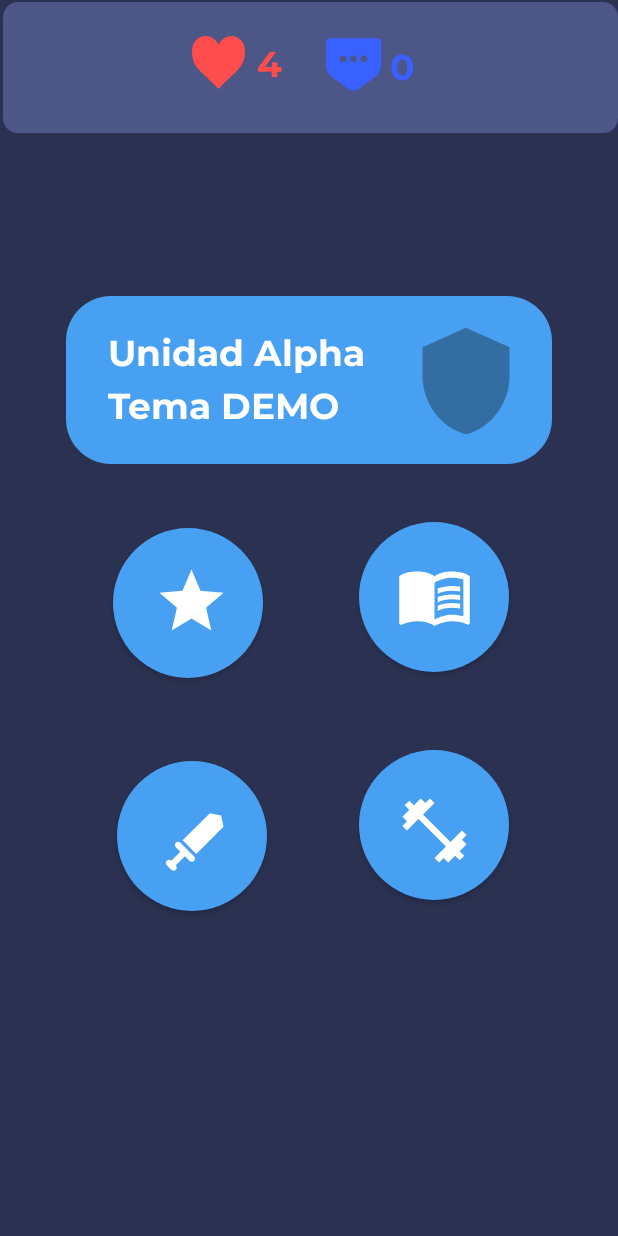
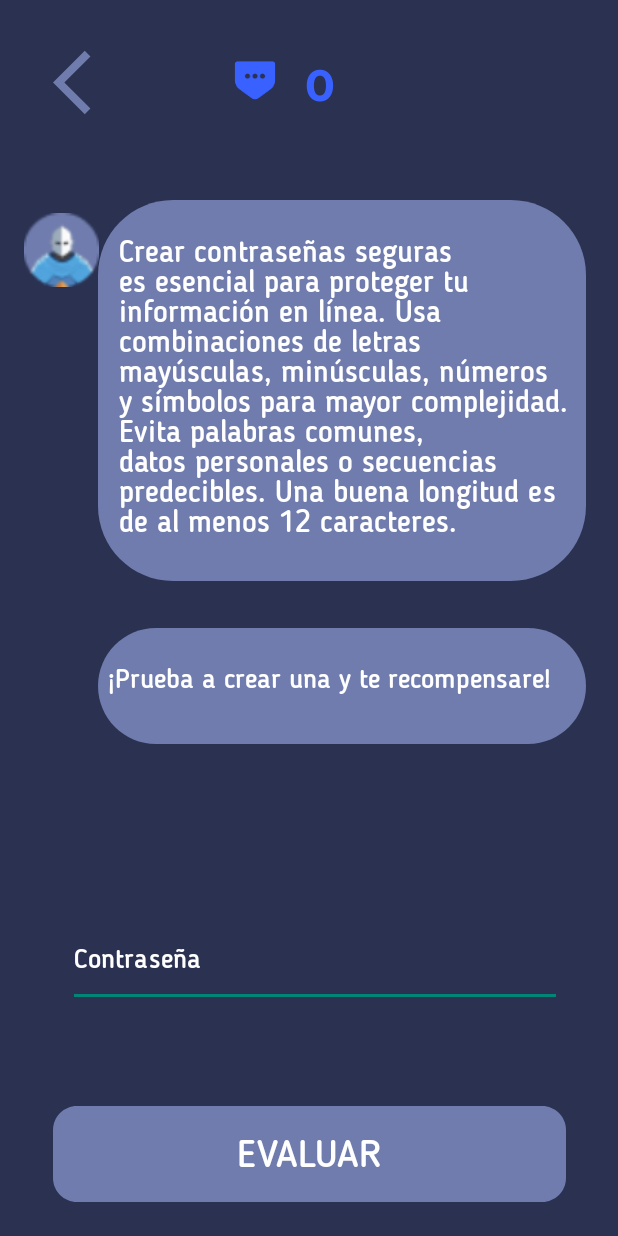
Before and after one commit to PepeDev26/NetKnights-Learning, an Android app built with Jetpack Compose: the screen it shows after launch (MainActivity before the commit, ActividadContrasena after it), after a tap on an icon or button, on a phone screen of 412 x 824 dp. Run offline under Robolectric (Android 15) with nearby library versions, the phone set to English and light mode, and no system bars.

Commit message:
Ultimo commit, se añade la actiivity contraseña y el cierre de la app

```diff
--- /dev/null
+++ b/app/src/main/java/com/pepedev26/netknightslearning/ActividadContrasena.kt
@@ -0,0 +1,62 @@
+package com.pepedev26.netknightslearning
+
+import android.app.Activity
+import android.content.Intent
+import android.os.Bundle
+import android.widget.Button
+import android.widget.EditText
+import android.widget.TextView
+import android.widget.Toast
+import android.widget.ImageView
+import androidx.activity.ComponentActivity
+import androidx.activity.enableEdgeToEdge
+
+class ActividadContrasena : ComponentActivity() {
+    override fun onCreate(savedInstanceState: Bundle?) {
+        super.onCreate(savedInstanceState)
+        enableEdgeToEdge()
+        setContentView(R.layout.act_contrasena)
+
+        val botonVolver = findViewById<ImageView>(R.id.botonVolver)
+        val editTextText2 = findViewById<EditText>(R.id.editTextText2)
+        val botonEvaluar = findViewById<Button>(R.id.botonEvaluar)
+        val puntosTextView = findViewById<TextView>(R.id.puntos)
+
+        botonEvaluar.setOnClickListener {
+            val contrasena = editTextText2.text.toString()
+            val puntuacion = evaluarContrasena(contrasena)
+            GameManager.puntos += puntuacion
+            puntosTextView.text = GameManager.puntos.toString()
+            Toast.makeText(this, "Puntuación: $puntuacion", Toast.LENGTH_SHORT).show()
+        }
+
+        botonVolver.setOnClickListener {
+            val resultIntent = Intent()
+            resultIntent.putExtra("puntos", GameManager.puntos)
+            setResult(Activity.RESULT_OK, resultIntent)
+            finish()
+        }
+    }
+
+    fun evaluarContrasena(contrasena: String): Int {
+        var puntuacion = 0
+
+        if (contrasena == "123456") puntuacion = 0
+        if (contrasena == "contraseñä") puntuacion = 0
+        if (contrasena == "llevalatararaunvestidoblancollenodecascabeles") puntuacion += 28 //Easter egg hacia la antigua contraseña del andared
+        if (contrasena.length >= 12) puntuacion += 2
+        if (contrasena.any { it.isUpperCase() }) puntuacion += 2
+        if (contrasena.any { it.isLowerCase() }) puntuacion += 2
+        if (contrasena.any { it.isDigit() }) puntuacion += 2
+        if (contrasena.any { !it.isLetterOrDigit() }) puntuacion += 2
+
+        return puntuacion
+    }
+
+    override fun onBackPressed() {
+        val resultIntent = Intent()
+        resultIntent.putExtra("puntos", GameManager.puntos)
+        setResult(Activity.RESULT_OK, resultIntent)
+        super.onBackPressed()
+    }
+}
--- a/app/src/main/java/com/pepedev26/netknightslearning/MainActivity.kt
+++ b/app/src/main/java/com/pepedev26/netknightslearning/MainActivity.kt
@@ -2,10 +2,13 @@ package com.pepedev26.netknightslearning
 
 import LivesObserver
 import PointsObserver
+import android.app.Activity
+import android.app.AlertDialog
 import android.content.Intent
 import android.os.Bundle
 import android.view.LayoutInflater
 import android.widget.Button
+import android.widget.ImageButton
 import android.widget.TextView
 import android.widget.Toast
 import androidx.activity.ComponentActivity
@@ -19,6 +22,8 @@ import androidx.compose.ui.Modifier
 import com.pepedev26.netknightslearning.ui.theme.NetKnightsLearningTheme
 
 class MainActivity : ComponentActivity() {
+    private val REQUEST_CODE = 1
+
     override fun onCreate(savedInstanceState: Bundle?) {
         super.onCreate(savedInstanceState)
         enableEdgeToEdge()
@@ -33,14 +38,22 @@ class MainActivity : ComponentActivity() {
                                     context.startActivity(intent)
                                 }
                                 findViewById<Button>(R.id.button2).setOnClickListener {
-                                    Toast.makeText(context, "Botón 2 presionado", Toast.LENGTH_SHORT).show()
+                                    val intent = Intent(context, ActividadContrasena::class.java)
+                                    startActivityForResult(intent, REQUEST_CODE)
                                 }
-                                findViewById<Button>(R.id.button3).setOnClickListener {
-                                    Toast.makeText(context, "Botón 3 presionado", Toast.LENGTH_SHORT).show()
+                                findViewById<ImageButton>(R.id.buttonExit).setOnClickListener {
+                                    AlertDialog.Builder(context).apply {
+                                        setTitle("Confirmación")
+                                        setMessage("¿Estás seguro de que quieres salir?")
+                                        setPositiveButton("Sí") { _, _ ->
+                                            finishAffinity() // Cierra la aplicación
+                                        }
+                                        setNegativeButton("No", null)
+                                        create()
+                                        show()
+                                    }
                                 }
-                                findViewById<Button>(R.id.button4).setOnClickListener {
-                                    Toast.makeText(context, "Botón 4 presionado", Toast.LENGTH_SHORT).show()
-                                }
+
                                 val indicadorVidas = findViewById<TextView>(R.id.indicadorVidas)
                                 indicadorVidas.text = LivesManager.lives.toString()
                                 lifecycle.addObserver(LivesObserver(indicadorVidas))
@@ -53,4 +66,12 @@ class MainActivity : ComponentActivity() {
             }
         }
     }
+
+    override fun onActivityResult(requestCode: Int, resultCode: Int, data: Intent?) {
+        super.onActivityResult(requestCode, resultCode, data)
+        if (requestCode == REQUEST_CODE && resultCode == Activity.RESULT_OK) {
+            val puntos = data?.getIntExtra("puntos", 0) ?: 0
+            findViewById<TextView>(R.id.puntosescudo).text = puntos.toString()
+        }
+    }
 }
--- /dev/null
+++ b/app/src/main/res/drawable/baseline_exit_to_app_24.xml
@@ -0,0 +1,5 @@
+<vector xmlns:android="http://schemas.android.com/apk/res/android" android:autoMirrored="true" android:height="24dp" android:tint="#FFFFFF" android:viewportHeight="24" android:viewportWidth="24" android:width="24dp">
+
+    <path android:fillColor="@android:color/white" android:pathData="M10.09,15.59L11.5,17l5,-5 -5,-5 -1.41,1.41L12.67,11H3v2h9.67l-2.58,2.59zM19,3H5c-1.11,0 -2,0.9 -2,2v4h2V5h14v14H5v-4H3v4c0,1.1 0.89,2 2,2h14c1.1,0 2,-0.9 2,-2V5c0,-1.1 -0.9,-2 -2,-2z"/>
+
+</vector>
--- /dev/null
+++ b/app/src/main/res/drawable/nube.xml
@@ -0,0 +1,18 @@
+<vector
+    xmlns:android="http://schemas.android.com/apk/res/android"
+    xmlns:aapt="http://schemas.android.com/aapt"
+    android:width="325dp"
+    android:height="254dp"
+    android:viewportWidth="325"
+    android:viewportHeight="254"
+    >
+    <group>
+        <clip-path
+            android:pathData="M50 0H275C302.614 0 325 22.3858 325 50V204C325 231.614 302.614 254 275 254H50C22.3858 254 0 231.614 0 204V50C0 22.3858 22.3858 0 50 0Z"
+            />
+        <path
+            android:pathData="M0 0V254H325V0"
+            android:fillColor="#6F7CAD"
+            />
+    </group>
+</vector>
--- /dev/null
+++ b/app/src/main/res/drawable/nube2.xml
@@ -0,0 +1,18 @@
+<vector
+    xmlns:android="http://schemas.android.com/apk/res/android"
+    xmlns:aapt="http://schemas.android.com/aapt"
+    android:width="325dp"
+    android:height="77dp"
+    android:viewportWidth="325"
+    android:viewportHeight="77"
+    >
+    <group>
+        <clip-path
+            android:pathData="M38.5 0H286.5C307.763 0 325 17.237 325 38.5C325 59.763 307.763 77 286.5 77H38.5C17.237 77 0 59.763 0 38.5C0 17.237 17.237 0 38.5 0Z"
+            />
+        <path
+            android:pathData="M0 0V77H325V0"
+            android:fillColor="#6F7CAD"
+            />
+    </group>
+</vector>
--- a/app/src/main/res/drawable/pesta_asup.xml
+++ b/app/src/main/res/drawable/pesta_asup.xml
@@ -12,7 +12,13 @@
             />
         <path
             android:pathData="M0 0V87H412V0"
-            android:fillColor="#4C5788"
+            android:fillColor="#2a3151"
             />
     </group>
+    <path
+        android:pathData="M10 0H402C407.523 0 412 4.47715 412 10V77C412 82.5228 407.523 87 402 87H10C4.47715 87 0 82.5228 0 77V10C0 4.47715 4.47715 0 10 0Z"
+        android:strokeColor="#121936"
+        android:strokeWidth="5"
+        android:fillColor="#2a3151"
+    />
 </vector>
--- /dev/null
+++ b/app/src/main/res/layout/act_contrasena.xml
@@ -0,0 +1,135 @@
+<RelativeLayout
+    xmlns:android="http://schemas.android.com/apk/res/android"
+    xmlns:app="http://schemas.android.com/apk/res-auto"
+    android:id="@+id/android_com"
+    android:layout_width="match_parent"
+    android:layout_height="match_parent"
+    android:clipToOutline="true"
+    android:background="#2A3151">
+
+    <TextView
+        android:id="@+id/puntos"
+        android:layout_width="62dp"
+        android:layout_height="35dp"
+        android:layout_alignParentLeft="true"
+        android:layout_alignParentTop="true"
+        android:layout_marginLeft="203dp"
+        android:layout_marginTop="35dp"
+        android:gravity="top"
+        android:textSize="29dp"
+        android:text="0"
+        android:textAppearance="@style/puntoescudo" />
+
+    <ImageView
+        android:layout_width="40dp"
+        android:layout_height="40dp"
+        android:layout_alignParentTop="true"
+        android:layout_marginLeft="150dp"
+        android:layout_marginTop="34dp"
+        android:src="@drawable/escudopunto" />
+
+    <TextView
+        android:id="@+id/crear_contr"
+        android:layout_width="304.24dp"
+        android:layout_height="231.59dp"
+        android:layout_alignParentLeft="true"
+        android:layout_alignParentTop="true"
+        android:layout_marginLeft="79dp"
+        android:layout_marginTop="155dp"
+        android:elevation="10dp"
+        android:fontFamily="@font/blogger_medium"
+        android:gravity="top"
+        android:text="Crear contraseñas seguras es esencial para proteger tu información en línea. Usa combinaciones de letras mayúsculas, minúsculas, números y símbolos para mayor complejidad. Evita palabras comunes, datos personales o secuencias predecibles. Una buena longitud es de al menos 12 caracteres."
+        android:textColor="#FFFFFF"
+        android:textSize="20sp" />
+
+    <ImageView
+        android:layout_width="325dp"
+        android:layout_height="254dp"
+        android:layout_alignParentTop="true"
+        android:layout_marginLeft="65dp"
+        android:layout_marginTop="133dp"
+        android:src="@drawable/nube" />
+
+    <ImageView
+        android:id="@+id/default_a_k"
+        android:layout_width="82dp"
+        android:layout_height="49dp"
+        android:layout_alignParentLeft="true"
+        android:layout_alignParentTop="true"
+        android:layout_marginLeft="0dp"
+        android:layout_marginTop="142dp"
+        android:src="@drawable/sirsudoavatar" />
+
+    <ImageView
+        android:id="@+id/default_a_k2"
+        android:layout_width="82dp"
+        android:layout_height="49dp"
+        android:layout_alignParentLeft="true"
+        android:layout_alignParentTop="true"
+        android:layout_marginLeft="0dp"
+        android:layout_marginTop="434dp"
+        app:srcCompat="@drawable/sirsudoavatar" />
+
+    <ImageView
+        android:layout_width="325dp"
+        android:layout_height="100dp"
+        android:layout_alignParentTop="true"
+        android:layout_marginLeft="65dp"
+        android:layout_marginTop="407dp"
+        android:src="@drawable/nube2" />
+
+    <TextView
+        android:id="@+id/prueba_a_cr"
+        android:layout_width="304dp"
+        android:layout_height="34dp"
+        android:layout_alignParentLeft="true"
+        android:layout_alignParentTop="true"
+        android:layout_marginLeft="72dp"
+        android:layout_marginTop="441dp"
+        android:elevation="10dp"
+        android:fontFamily="@font/blogger_medium"
+        android:gravity="top"
+        android:text="¡Prueba a crear una y te recompensare!"
+        android:textColor="#FFFFFF"
+        android:textSize="18sp" />
+
+    <EditText
+        android:id="@+id/editTextText2"
+        android:layout_width="329dp"
+        android:layout_height="64dp"
+        android:layout_alignParentLeft="true"
+        android:layout_alignParentTop="true"
+        android:layout_marginLeft="45dp"
+        android:layout_marginTop="607dp"
+        android:ems="10"
+        android:inputType="text"
+        android:text="Contraseña"
+        android:textColor="#FFFFFF"
+        android:fontFamily="@font/blogger_medium" />
+
+    <Button
+        android:id="@+id/botonEvaluar"
+        android:layout_width="342dp"
+        android:layout_height="64dp"
+        android:layout_alignParentLeft="true"
+        android:layout_alignParentTop="true"
+        android:layout_marginLeft="35dp"
+        android:layout_marginTop="737dp"
+        android:background="@drawable/boton_rectangular"
+        android:elevation="4dp"
+        android:fontFamily="@font/blogger_medium"
+        android:text="Evaluar"
+        android:textColor="#ffffff"
+        android:textSize="25dp"/>
+
+    <ImageView
+        android:id="@+id/botonVolver"
+        android:layout_width="51dp"
+        android:layout_height="55dp"
+        android:layout_alignParentTop="true"
+        android:layout_marginLeft="35dp"
+        android:layout_marginTop="27dp"
+        android:src="@drawable/atras" />
+
+</RelativeLayout>
--- a/app/src/main/res/layout/menu_principal.xml
+++ b/app/src/main/res/layout/menu_principal.xml
@@ -138,29 +138,14 @@
         android:shadowDy="30"
         android:shadowRadius="4" />
 
-    <Button
-        android:id="@+id/button3"
+    <ImageButton
+        android:id="@+id/buttonExit"
         android:layout_width="100dp"
         android:layout_height="100dp"
         android:layout_alignParentLeft="true"
         android:layout_alignParentTop="true"
-        android:layout_marginLeft="239dp"
-        android:layout_marginTop="500dp"
-        android:background="@drawable/bola"
-        android:elevation="4dp"
-        android:shadowColor="#000000"
-        android:shadowDx="0"
-        android:shadowDy="30"
-        android:shadowRadius="4" />
-
-    <Button
-        android:id="@+id/button4"
-        android:layout_width="100dp"
-        android:layout_height="100dp"
-        android:layout_alignParentLeft="true"
-        android:layout_alignParentTop="true"
-        android:layout_marginLeft="78dp"
-        android:layout_marginTop="507dp"
+        android:layout_marginLeft="156dp"
+        android:layout_marginTop="477dp"
         android:background="@drawable/bola"
         android:elevation="4dp"
         android:shadowColor="#000000"
@@ -173,8 +158,18 @@
         android:layout_height="51dp"
         android:layout_alignParentLeft="true"
         android:layout_alignParentTop="true"
-        android:layout_marginLeft="103dp"
-        android:layout_marginTop="535dp"
+        android:layout_marginLeft="181dp"
+        android:layout_marginTop="505dp"
+        android:background="@drawable/baseline_exit_to_app_24"
+        android:elevation="15dp" />
+
+    <RelativeLayout
+        android:layout_width="51dp"
+        android:layout_height="51dp"
+        android:layout_alignParentLeft="true"
+        android:layout_alignParentTop="true"
+        android:layout_marginLeft="264dp"
+        android:layout_marginTop="378dp"
         android:background="@drawable/espada"
         android:elevation="15dp" />
 
@@ -212,19 +207,6 @@
     <!-- Auto layout, variables, and unit scale are not yet supported -->
 
     <RelativeLayout
-        android:id="@+id/book_open_d"
-        android:layout_width="51dp"
-        android:layout_height="51dp"
-        android:layout_alignParentLeft="true"
-        android:layout_alignParentTop="true"
-        android:layout_marginLeft="264dp"
-        android:layout_marginTop="371dp"
-        android:background="@drawable/libro"
-        android:elevation="15dp"
-
-        />
-
-    <RelativeLayout
         android:layout_width="51dp"
         android:layout_height="51dp"
         android:layout_alignParentLeft="true"
@@ -233,17 +215,6 @@
         android:layout_marginTop="375dp"
         android:background="@drawable/baseline_star_24"
         android:elevation="15dp" />
-
-    <RelativeLayout
-        android:layout_width="51dp"
-        android:layout_height="51dp"
-        android:layout_alignParentLeft="true"
-        android:layout_alignParentTop="true"
-        android:layout_marginLeft="264dp"
-        android:layout_marginTop="528dp"
-        android:background="@drawable/pesas"
-        android:elevation="15dp"
-        />
 
 
     <TextView
--- a/app/src/main/res/values/strings.xml
+++ b/app/src/main/res/values/strings.xml
@@ -11,4 +11,5 @@
     <string name="contrase_a1">contrase\u00c3\u00b1a123</string>
     <string name="title_activity_actividad_estrella">ActividadEstrella</string>
     <string name="title_activity_fin_nivel">FinNivel</string>
+    <string name="title_activity_actividad_contrasena">ActividadContrasena</string>
 </resources>
```
Also changed, not shown: app/src/main/AndroidManifest.xml (+6 -2 lines), app/src/main/res/drawable/sirsudoavatar.png (added), 1 other file.
